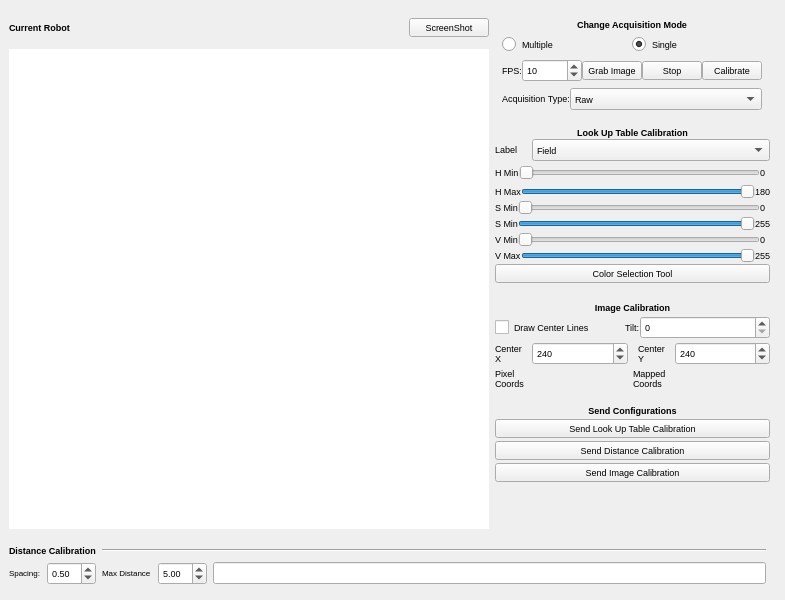
Before: the Qt Designer form vision_calib/src/vision_calib.ui in minhoteam-msl/minho_team_tools, drawn with Qt 5.
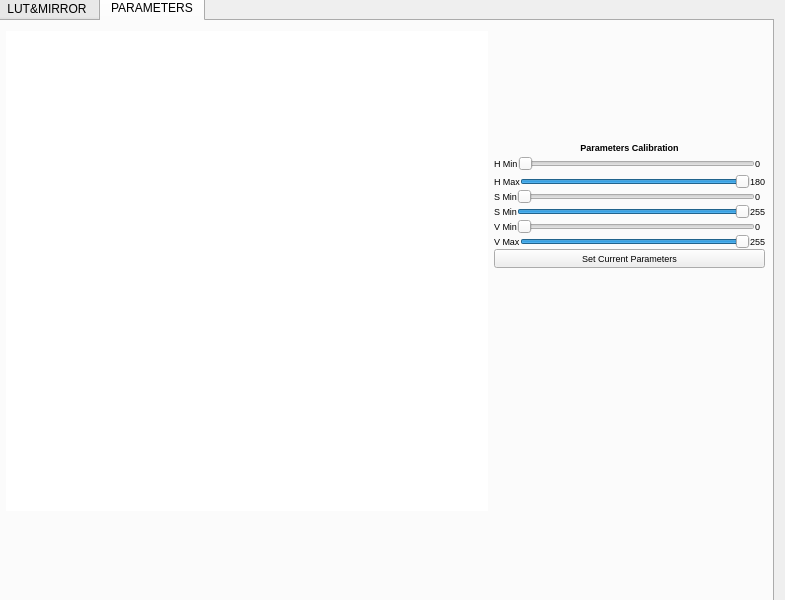
After: the same form once the commit is applied.

Commit message: Added tab widget to include more capabilities in vision_calib

Diff of the .ui file:
```diff
--- a/vision_calib/src/vision_calib.ui
+++ b/vision_calib/src/vision_calib.ui
@@ -38,8 +38,50 @@
 D -&gt; Decrease FPS</string>
   </property>
   <widget class="QWidget" name="centralwidget">
-   <layout class="QGridLayout" name="gridLayout_7">
-    <item row="0" column="0" rowspan="5">
+   <widget class="QLabel" name="label_19">
+    <property name="geometry">
+     <rect>
+      <x>776</x>
+      <y>507</y>
+      <width>16</width>
+      <height>18</height>
+     </rect>
+    </property>
+    <property name="sizePolicy">
+     <sizepolicy hsizetype="Maximum" vsizetype="Maximum">
+      <horstretch>0</horstretch>
+      <verstretch>0</verstretch>
+     </sizepolicy>
+    </property>
+    <property name="font">
+     <font>
+      <pointsize>7</pointsize>
+      <weight>50</weight>
+      <bold>false</bold>
+     </font>
+    </property>
+    <property name="text">
+     <string>&lt;html&gt;&lt;head/&gt;&lt;body&gt;&lt;p&gt;&lt;br/&gt;&lt;/p&gt;&lt;/body&gt;&lt;/html&gt;</string>
+    </property>
+   </widget>
+   <widget class="QTabWidget" name="tabWidget">
+    <property name="geometry">
+     <rect>
+      <x>-5</x>
+      <y>-5</y>
+      <width>779</width>
+      <height>611</height>
+     </rect>
+    </property>
+    <property name="currentIndex">
+     <number>1</number>
+    </property>
+    <widget class="QWidget" name="tab">
+     <attribute name="title">
+      <string>LUT&amp;&amp;MIRROR</string>
+     </attribute>
+     <layout class="QGridLayout" name="gridLayout_12">
+      <item row="0" column="0" rowspan="4">
      <layout class="QGridLayout" name="gridLayout_5">
       <item row="1" column="0">
        <widget class="QGraphicsView" name="graphicsView">
@@ -1245,27 +1287,7 @@
       </item>
      </layout>
     </item>
-    <item row="4" column="2">
-     <widget class="QLabel" name="label_19">
-      <property name="sizePolicy">
-       <sizepolicy hsizetype="Maximum" vsizetype="Maximum">
-        <horstretch>0</horstretch>
-        <verstretch>0</verstretch>
-       </sizepolicy>
-      </property>
-      <property name="font">
-       <font>
-        <pointsize>7</pointsize>
-        <weight>50</weight>
-        <bold>false</bold>
-       </font>
-      </property>
-      <property name="text">
-       <string>&lt;html&gt;&lt;head/&gt;&lt;body&gt;&lt;p&gt;&lt;br/&gt;&lt;/p&gt;&lt;/body&gt;&lt;/html&gt;</string>
-      </property>
-     </widget>
-    </item>
-    <item row="5" column="0" colspan="3">
+      <item row="4" column="0" colspan="2">
      <layout class="QGridLayout" name="gridLayout_2">
       <item row="1" column="0">
        <layout class="QHBoxLayout" name="horizontalLayout_6">
@@ -1423,6 +1445,532 @@
      </layout>
     </item>
    </layout>
+    </widget>
+    <widget class="QWidget" name="tab_2">
+     <attribute name="title">
+      <string>PARAMETERS</string>
+     </attribute>
+     <widget class="QWidget" name="gridLayoutWidget">
+      <property name="geometry">
+       <rect>
+        <x>9</x>
+        <y>9</y>
+        <width>482</width>
+        <height>482</height>
+       </rect>
+      </property>
+      <layout class="QGridLayout" name="gridLayout_8">
+       <property name="verticalSpacing">
+        <number>0</number>
+       </property>
+       <item row="0" column="0">
+        <widget class="QGraphicsView" name="graphicsView_2">
+         <property name="minimumSize">
+          <size>
+           <width>480</width>
+           <height>480</height>
+          </size>
+         </property>
+         <property name="maximumSize">
+          <size>
+           <width>640</width>
+           <height>480</height>
+          </size>
+         </property>
+         <property name="frameShape">
+          <enum>QFrame::Box</enum>
+         </property>
+         <property name="frameShadow">
+          <enum>QFrame::Plain</enum>
+         </property>
+         <property name="lineWidth">
+          <number>0</number>
+         </property>
+         <property name="interactive">
+          <bool>true</bool>
+         </property>
+         <property name="viewportUpdateMode">
+          <enum>QGraphicsView::FullViewportUpdate</enum>
+         </property>
+        </widget>
+       </item>
+      </layout>
+     </widget>
+     <widget class="QWidget" name="gridLayoutWidget_2">
+      <property name="geometry">
+       <rect>
+        <x>9</x>
+        <y>498</y>
+        <width>762</width>
+        <height>92</height>
+       </rect>
+      </property>
+      <layout class="QGridLayout" name="gridLayout_9">
+       <property name="verticalSpacing">
+        <number>0</number>
+       </property>
+       <item row="0" column="0">
+        <widget class="QWidget" name="widget" native="true">
+         <property name="minimumSize">
+          <size>
+           <width>760</width>
+           <height>90</height>
+          </size>
+         </property>
+        </widget>
+       </item>
+      </layout>
+     </widget>
+     <widget class="QWidget" name="gridLayoutWidget_3">
+      <property name="geometry">
+       <rect>
+        <x>497</x>
+        <y>9</y>
+        <width>271</width>
+        <height>351</height>
+       </rect>
+      </property>
+      <layout class="QGridLayout" name="gridLayout_10">
+       <property name="verticalSpacing">
+        <number>0</number>
+       </property>
+       <item row="0" column="0">
+        <layout class="QGridLayout" name="gridLayout_7">
+         <property name="verticalSpacing">
+          <number>0</number>
+         </property>
+         <item row="0" column="0">
+          <widget class="QLabel" name="label_23">
+           <property name="sizePolicy">
+            <sizepolicy hsizetype="Preferred" vsizetype="Fixed">
+             <horstretch>0</horstretch>
+             <verstretch>0</verstretch>
+            </sizepolicy>
+           </property>
+           <property name="font">
+            <font>
+             <pointsize>9</pointsize>
+             <weight>50</weight>
+             <bold>false</bold>
+            </font>
+           </property>
+           <property name="text">
+            <string>&lt;html&gt;&lt;head/&gt;&lt;body&gt;&lt;p&gt;&lt;span style=&quot; font-size:7pt; font-weight:600;&quot;&gt;Parameters Calibration&lt;/span&gt;&lt;/p&gt;&lt;/body&gt;&lt;/html&gt;</string>
+           </property>
+           <property name="alignment">
+            <set>Qt::AlignCenter</set>
+           </property>
+          </widget>
+         </item>
+         <item row="6" column="0">
+          <layout class="QHBoxLayout" name="horizontalLayout_16">
+           <item>
+            <widget class="QLabel" name="label_24">
+             <property name="sizePolicy">
+              <sizepolicy hsizetype="Maximum" vsizetype="Maximum">
+               <horstretch>0</horstretch>
+               <verstretch>0</verstretch>
+              </sizepolicy>
+             </property>
+             <property name="font">
+              <font>
+               <pointsize>7</pointsize>
+               <weight>50</weight>
+               <bold>false</bold>
+              </font>
+             </property>
+             <property name="text">
+              <string>&lt;html&gt;&lt;head/&gt;&lt;body&gt;&lt;p&gt;V Max&lt;/p&gt;&lt;/body&gt;&lt;/html&gt;</string>
+             </property>
+            </widget>
+           </item>
+           <item>
+            <widget class="QSlider" name="v_max_2">
+             <property name="maximum">
+              <number>255</number>
+             </property>
+             <property name="value">
+              <number>255</number>
+             </property>
+             <property name="orientation">
+              <enum>Qt::Horizontal</enum>
+             </property>
+            </widget>
+           </item>
+           <item>
+            <widget class="QLabel" name="lb_vmax_2">
+             <property name="sizePolicy">
+              <sizepolicy hsizetype="Maximum" vsizetype="Maximum">
+               <horstretch>0</horstretch>
+               <verstretch>0</verstretch>
+              </sizepolicy>
+             </property>
+             <property name="minimumSize">
+              <size>
+               <width>10</width>
+               <height>0</height>
+              </size>
+             </property>
+             <property name="font">
+              <font>
+               <pointsize>7</pointsize>
+               <weight>50</weight>
+               <bold>false</bold>
+              </font>
+             </property>
+             <property name="text">
+              <string>&lt;html&gt;&lt;head/&gt;&lt;body&gt;&lt;p&gt;255&lt;/p&gt;&lt;/body&gt;&lt;/html&gt;</string>
+             </property>
+            </widget>
+           </item>
+          </layout>
+         </item>
+         <item row="3" column="0">
+          <layout class="QHBoxLayout" name="horizontalLayout_20">
+           <item>
+            <widget class="QLabel" name="label_28">
+             <property name="sizePolicy">
+              <sizepolicy hsizetype="Maximum" vsizetype="Maximum">
+               <horstretch>0</horstretch>
+               <verstretch>0</verstretch>
+              </sizepolicy>
+             </property>
+             <property name="font">
+              <font>
+               <pointsize>7</pointsize>
+               <weight>50</weight>
+               <bold>false</bold>
+              </font>
+             </property>
+             <property name="text">
+              <string>&lt;html&gt;&lt;head/&gt;&lt;body&gt;&lt;p&gt;S Min&lt;/p&gt;&lt;/body&gt;&lt;/html&gt;</string>
+             </property>
+            </widget>
+           </item>
+           <item>
+            <widget class="QSlider" name="s_min_2">
+             <property name="maximum">
+              <number>255</number>
+             </property>
+             <property name="orientation">
+              <enum>Qt::Horizontal</enum>
+             </property>
+            </widget>
+           </item>
+           <item>
+            <widget class="QLabel" name="lb_smin_2">
+             <property name="sizePolicy">
+              <sizepolicy hsizetype="Maximum" vsizetype="Maximum">
+               <horstretch>0</horstretch>
+               <verstretch>0</verstretch>
+              </sizepolicy>
+             </property>
+             <property name="minimumSize">
+              <size>
+               <width>10</width>
+               <height>0</height>
+              </size>
+             </property>
+             <property name="font">
+              <font>
+               <pointsize>7</pointsize>
+               <weight>50</weight>
+               <bold>false</bold>
+              </font>
+             </property>
+             <property name="text">
+              <string>&lt;html&gt;&lt;head/&gt;&lt;body&gt;&lt;p&gt;0&lt;/p&gt;&lt;/body&gt;&lt;/html&gt;</string>
+             </property>
+            </widget>
+           </item>
+          </layout>
+         </item>
+         <item row="1" column="0">
+          <layout class="QHBoxLayout" name="horizontalLayout_21">
+           <item>
+            <widget class="QLabel" name="label_29">
+             <property name="sizePolicy">
+              <sizepolicy hsizetype="Maximum" vsizetype="Maximum">
+               <horstretch>0</horstretch>
+               <verstretch>0</verstretch>
+              </sizepolicy>
+             </property>
+             <property name="font">
+              <font>
+               <pointsize>7</pointsize>
+               <weight>50</weight>
+               <bold>false</bold>
+              </font>
+             </property>
+             <property name="text">
+              <string>&lt;html&gt;&lt;head/&gt;&lt;body&gt;&lt;p&gt;H Min&lt;/p&gt;&lt;/body&gt;&lt;/html&gt;</string>
+             </property>
+            </widget>
+           </item>
+           <item>
+            <widget class="QSlider" name="h_min_2">
+             <property name="maximum">
+              <number>180</number>
+             </property>
+             <property name="orientation">
+              <enum>Qt::Horizontal</enum>
+             </property>
+            </widget>
+           </item>
+           <item>
+            <widget class="QLabel" name="lb_hmin_2">
+             <property name="sizePolicy">
+              <sizepolicy hsizetype="Maximum" vsizetype="Maximum">
+               <horstretch>0</horstretch>
+               <verstretch>0</verstretch>
+              </sizepolicy>
+             </property>
+             <property name="minimumSize">
+              <size>
+               <width>10</width>
+               <height>0</height>
+              </size>
+             </property>
+             <property name="font">
+              <font>
+               <pointsize>7</pointsize>
+               <weight>50</weight>
+               <bold>false</bold>
+              </font>
+             </property>
+             <property name="text">
+              <string>&lt;html&gt;&lt;head/&gt;&lt;body&gt;&lt;p&gt;0&lt;/p&gt;&lt;/body&gt;&lt;/html&gt;</string>
+             </property>
+            </widget>
+           </item>
+           <item>
+            <widget class="QLabel" name="label_30">
+             <property name="sizePolicy">
+              <sizepolicy hsizetype="Maximum" vsizetype="Maximum">
+               <horstretch>0</horstretch>
+               <verstretch>0</verstretch>
+              </sizepolicy>
+             </property>
+             <property name="font">
+              <font>
+               <pointsize>7</pointsize>
+               <weight>50</weight>
+               <bold>false</bold>
+              </font>
+             </property>
+             <property name="text">
+              <string>&lt;html&gt;&lt;head/&gt;&lt;body&gt;&lt;p&gt;&lt;br/&gt;&lt;/p&gt;&lt;/body&gt;&lt;/html&gt;</string>
+             </property>
+            </widget>
+           </item>
+          </layout>
+         </item>
+         <item row="5" column="0">
+          <layout class="QHBoxLayout" name="horizontalLayout_22">
+           <item>
+            <widget class="QLabel" name="label_31">
+             <property name="sizePolicy">
+              <sizepolicy hsizetype="Maximum" vsizetype="Maximum">
+               <horstretch>0</horstretch>
+               <verstretch>0</verstretch>
+              </sizepolicy>
+             </property>
+             <property name="font">
+              <font>
+               <pointsize>7</pointsize>
+               <weight>50</weight>
+               <bold>false</bold>
+              </font>
+             </property>
+             <property name="text">
+              <string>&lt;html&gt;&lt;head/&gt;&lt;body&gt;&lt;p&gt;V Min&lt;/p&gt;&lt;/body&gt;&lt;/html&gt;</string>
+             </property>
+            </widget>
+           </item>
+           <item>
+            <widget class="QSlider" name="v_min_2">
+             <property name="maximum">
+              <number>255</number>
+             </property>
+             <property name="orientation">
+              <enum>Qt::Horizontal</enum>
+             </property>
+            </widget>
+           </item>
+           <item>
+            <widget class="QLabel" name="lb_vmin_2">
+             <property name="sizePolicy">
+              <sizepolicy hsizetype="Maximum" vsizetype="Maximum">
+               <horstretch>0</horstretch>
+               <verstretch>0</verstretch>
+              </sizepolicy>
+             </property>
+             <property name="minimumSize">
+              <size>
+               <width>10</width>
+               <height>0</height>
+              </size>
+             </property>
+             <property name="font">
+              <font>
+               <pointsize>7</pointsize>
+               <weight>50</weight>
+               <bold>false</bold>
+              </font>
+             </property>
+             <property name="text">
+              <string>&lt;html&gt;&lt;head/&gt;&lt;body&gt;&lt;p&gt;0&lt;/p&gt;&lt;/body&gt;&lt;/html&gt;</string>
+             </property>
+            </widget>
+           </item>
+          </layout>
+         </item>
+         <item row="4" column="0">
+          <layout class="QHBoxLayout" name="horizontalLayout_23">
+           <item>
+            <widget class="QLabel" name="label_32">
+             <property name="sizePolicy">
+              <sizepolicy hsizetype="Maximum" vsizetype="Maximum">
+               <horstretch>0</horstretch>
+               <verstretch>0</verstretch>
+              </sizepolicy>
+             </property>
+             <property name="font">
+              <font>
+               <pointsize>7</pointsize>
+               <weight>50</weight>
+               <bold>false</bold>
+              </font>
+             </property>
+             <property name="text">
+              <string>&lt;html&gt;&lt;head/&gt;&lt;body&gt;&lt;p&gt;S Min&lt;/p&gt;&lt;/body&gt;&lt;/html&gt;</string>
+             </property>
+            </widget>
+           </item>
+           <item>
+            <widget class="QSlider" name="s_max_2">
+             <property name="maximum">
+              <number>255</number>
+             </property>
+             <property name="value">
+              <number>255</number>
+             </property>
+             <property name="orientation">
+              <enum>Qt::Horizontal</enum>
+             </property>
+            </widget>
+           </item>
+           <item>
+            <widget class="QLabel" name="lb_smax_2">
+             <property name="sizePolicy">
+              <sizepolicy hsizetype="Maximum" vsizetype="Maximum">
+               <horstretch>0</horstretch>
+               <verstretch>0</verstretch>
+              </sizepolicy>
+             </property>
+             <property name="minimumSize">
+              <size>
+               <width>10</width>
+               <height>0</height>
+              </size>
+             </property>
+             <property name="font">
+              <font>
+               <pointsize>7</pointsize>
+               <weight>50</weight>
+               <bold>false</bold>
+              </font>
+             </property>
+             <property name="text">
+              <string>&lt;html&gt;&lt;head/&gt;&lt;body&gt;&lt;p&gt;255&lt;/p&gt;&lt;/body&gt;&lt;/html&gt;</string>
+             </property>
+            </widget>
+           </item>
+          </layout>
+         </item>
+         <item row="2" column="0">
+          <layout class="QHBoxLayout" name="horizontalLayout_24">
+           <item>
+            <widget class="QLabel" name="label_33">
+             <property name="sizePolicy">
+              <sizepolicy hsizetype="Maximum" vsizetype="Maximum">
+               <horstretch>0</horstretch>
+               <verstretch>0</verstretch>
+              </sizepolicy>
+             </property>
+             <property name="font">
+              <font>
+               <pointsize>7</pointsize>
+               <weight>50</weight>
+               <bold>false</bold>
+              </font>
+             </property>
+             <property name="text">
+              <string>&lt;html&gt;&lt;head/&gt;&lt;body&gt;&lt;p&gt;H Max&lt;/p&gt;&lt;/body&gt;&lt;/html&gt;</string>
+             </property>
+            </widget>
+           </item>
+           <item>
+            <widget class="QSlider" name="h_max_2">
+             <property name="maximum">
+              <number>180</number>
+             </property>
+             <property name="value">
+              <number>180</number>
+             </property>
+             <property name="orientation">
+              <enum>Qt::Horizontal</enum>
+             </property>
+            </widget>
+           </item>
+           <item>
+            <widget class="QLabel" name="lb_hmax_2">
+             <property name="sizePolicy">
+              <sizepolicy hsizetype="Maximum" vsizetype="Maximum">
+               <horstretch>0</horstretch>
+               <verstretch>0</verstretch>
+              </sizepolicy>
+             </property>
+             <property name="minimumSize">
+              <size>
+               <width>10</width>
+               <height>0</height>
+              </size>
+             </property>
+             <property name="font">
+              <font>
+               <pointsize>7</pointsize>
+               <weight>50</weight>
+               <bold>false</bold>
+              </font>
+             </property>
+             <property name="text">
+              <string>&lt;html&gt;&lt;head/&gt;&lt;body&gt;&lt;p&gt;180&lt;/p&gt;&lt;/body&gt;&lt;/html&gt;</string>
+             </property>
+            </widget>
+           </item>
+          </layout>
+         </item>
+         <item row="7" column="0">
+          <widget class="QPushButton" name="bt_camparam">
+           <property name="font">
+            <font>
+             <pointsize>7</pointsize>
+             <weight>50</weight>
+             <bold>false</bold>
+            </font>
+           </property>
+           <property name="text">
+            <string>Set Current Parameters</string>
+           </property>
+          </widget>
+         </item>
+        </layout>
+       </item>
+      </layout>
+     </widget>
+    </widget>
+   </widget>
   </widget>
  </widget>
  <resources/>
```
Lines whose indentation alone changed are shown as unchanged.
